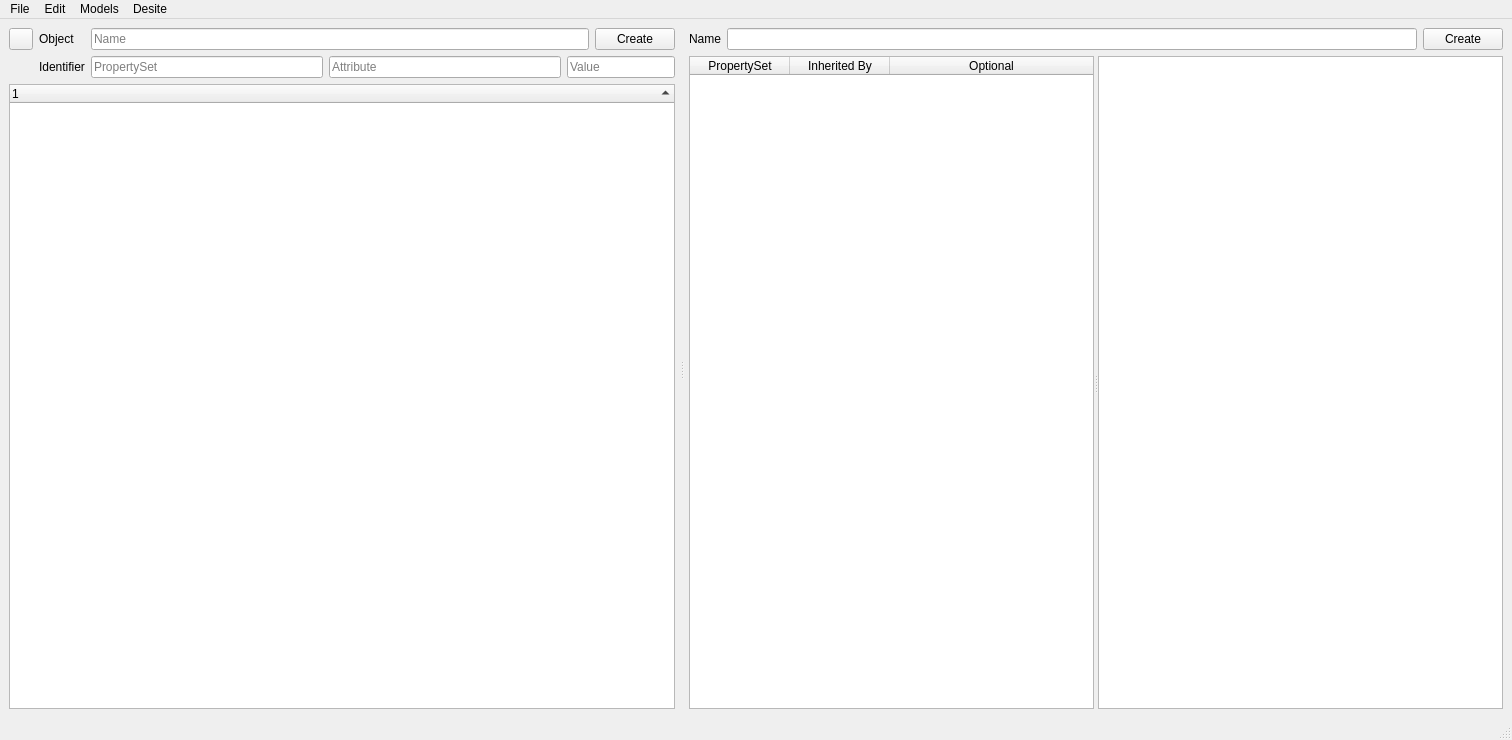
The window that som_gui/module/main_window/qt/MainWindow.ui (c-mellueh/SOM-Toolkit) describes before a commit, drawn with Qt 5.
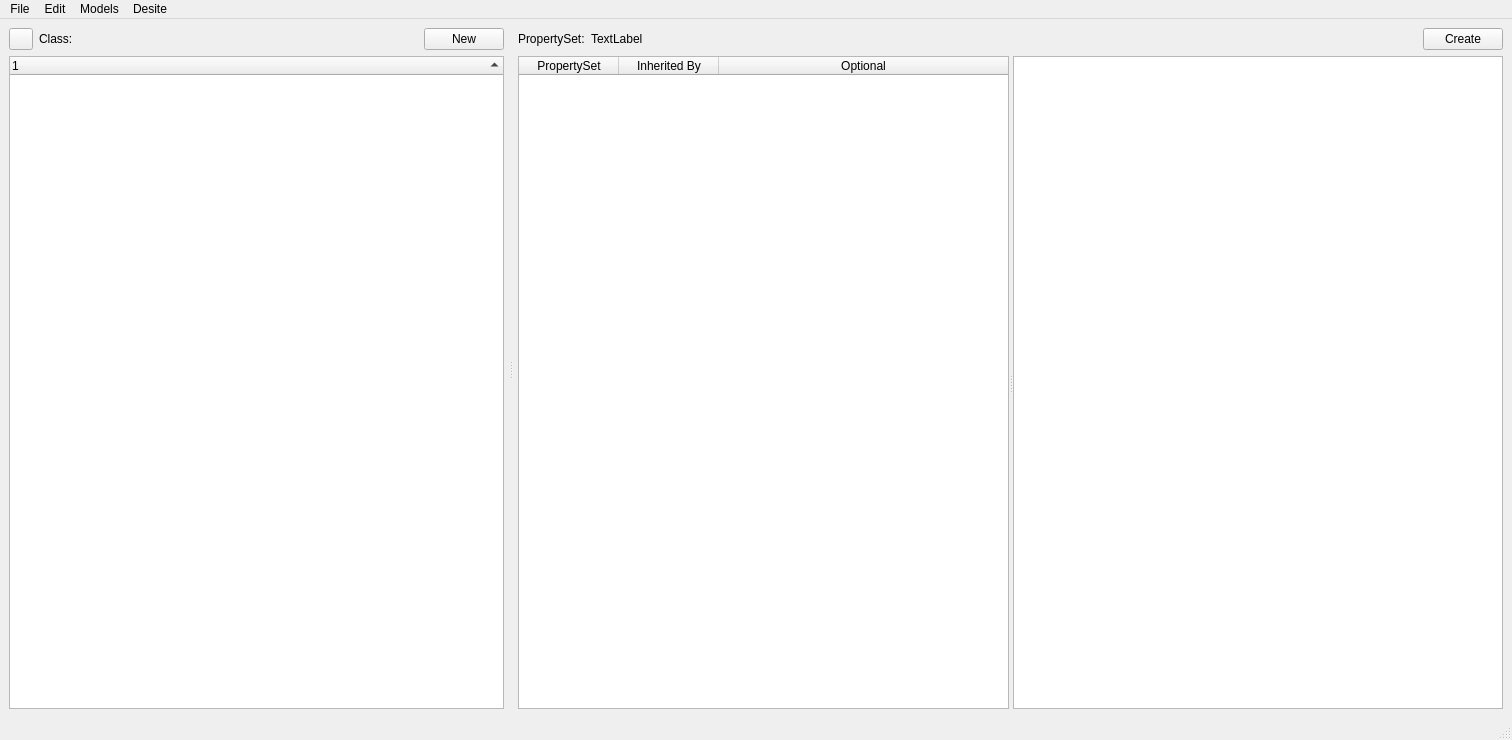
The same window after the commit. Icons and pictures are not drawn. Custom widgets are drawn as their Qt base class.

The edit to the form file:
```diff
--- a/som_gui/module/main_window/qt/MainWindow.ui
+++ b/som_gui/module/main_window/qt/MainWindow.ui
@@ -33,69 +33,8 @@
         </property>
         <item>
          <layout class="QGridLayout" name="gridLayout_objects">
-          <item row="0" column="5">
-           <widget class="QPushButton" name="button_objects_add">
-            <property name="text">
-             <string>Create</string>
-            </property>
-            <property name="autoDefault">
-             <bool>true</bool>
-            </property>
-           </widget>
-          </item>
-          <item row="0" column="2" colspan="3">
-           <layout class="QHBoxLayout" name="horizontalLayout_object_button">
-            <item>
-             <widget class="QLineEdit" name="line_edit_object_name">
-              <property name="sizePolicy">
-               <sizepolicy hsizetype="Expanding" vsizetype="Fixed">
-                <horstretch>0</horstretch>
-                <verstretch>0</verstretch>
-               </sizepolicy>
-              </property>
-              <property name="toolTip">
-               <string>Name of Object</string>
-              </property>
-              <property name="frame">
-               <bool>true</bool>
-              </property>
-              <property name="echoMode">
-               <enum>QLineEdit::EchoMode::Normal</enum>
-              </property>
-              <property name="placeholderText">
-               <string>Name</string>
-              </property>
-              <property name="clearButtonEnabled">
-               <bool>false</bool>
-              </property>
-             </widget>
-            </item>
-           </layout>
-          </item>
-          <item row="1" column="2">
-           <widget class="QLineEdit" name="lineEdit_ident_pSet">
-            <property name="sizePolicy">
-             <sizepolicy hsizetype="Expanding" vsizetype="Fixed">
-              <horstretch>0</horstretch>
-              <verstretch>0</verstretch>
-             </sizepolicy>
-            </property>
-            <property name="toolTip">
-             <string>Name of PropertySet which owns Identifier Attribute</string>
-            </property>
-            <property name="frame">
-             <bool>true</bool>
-            </property>
-            <property name="echoMode">
-             <enum>QLineEdit::EchoMode::Normal</enum>
-            </property>
-            <property name="placeholderText">
-             <string>PropertySet</string>
-            </property>
-           </widget>
-          </item>
           <item row="0" column="1">
-           <widget class="QLabel" name="label_object_name">
+           <widget class="QLabel" name="label_object">
             <property name="sizePolicy">
              <sizepolicy hsizetype="Preferred" vsizetype="Preferred">
               <horstretch>0</horstretch>
@@ -112,33 +51,18 @@
              <number>1</number>
             </property>
             <property name="text">
-             <string>Object</string>
+             <string>Class:</string>
             </property>
            </widget>
           </item>
-          <item row="1" column="3">
-           <widget class="QLineEdit" name="lineEdit_ident_property">
-            <property name="sizePolicy">
-             <sizepolicy hsizetype="Expanding" vsizetype="Fixed">
-              <horstretch>0</horstretch>
-              <verstretch>0</verstretch>
-             </sizepolicy>
+          <item row="0" column="3">
+           <widget class="QPushButton" name="button_objects_add">
+            <property name="text">
+             <string>New</string>
             </property>
-            <property name="toolTip">
-             <string>Name of Attribute which owns the identifier value</string>
-            </property>
-            <property name="frame">
+            <property name="autoDefault">
              <bool>true</bool>
             </property>
-            <property name="echoMode">
-             <enum>QLineEdit::EchoMode::Normal</enum>
-            </property>
-            <property name="placeholderText">
-             <string>Attribute</string>
-            </property>
-            <property name="cursorMoveStyle">
-             <enum>Qt::CursorMoveStyle::LogicalMoveStyle</enum>
-            </property>
            </widget>
           </item>
           <item row="0" column="0">
@@ -175,32 +99,16 @@
             </property>
            </widget>
           </item>
-          <item row="1" column="4" colspan="2">
-           <widget class="QLineEdit" name="lineEdit_ident_value">
-            <property name="toolTip">
-             <string>Needs to be unique!</string>
+          <item row="0" column="2">
+           <widget class="QLabel" name="label_object_name">
+            <property name="sizePolicy">
+             <sizepolicy hsizetype="Preferred" vsizetype="Preferred">
+              <horstretch>1</horstretch>
+              <verstretch>0</verstretch>
+             </sizepolicy>
             </property>
             <property name="text">
              <string/>
-            </property>
-            <property name="frame">
-             <bool>true</bool>
-            </property>
-            <property name="echoMode">
-             <enum>QLineEdit::EchoMode::Normal</enum>
-            </property>
-            <property name="placeholderText">
-             <string>Value</string>
-            </property>
-           </widget>
-          </item>
-          <item row="1" column="1">
-           <widget class="QLabel" name="label_Ident">
-            <property name="toolTip">
-             <string>The Identifier defines which Object is selected it needs to be unique!</string>
-            </property>
-            <property name="text">
-             <string>Identifier</string>
             </property>
            </widget>
           </item>
@@ -275,17 +183,20 @@
              </size>
             </property>
             <property name="text">
-             <string>Name</string>
+             <string>PropertySet:</string>
             </property>
            </widget>
           </item>
           <item>
-           <widget class="QLineEdit" name="lineEdit_pSet_name">
-            <property name="toolTip">
-             <string/>
+           <widget class="QLabel" name="label_pset_name">
+            <property name="sizePolicy">
+             <sizepolicy hsizetype="Preferred" vsizetype="Preferred">
+              <horstretch>1</horstretch>
+              <verstretch>0</verstretch>
+             </sizepolicy>
             </property>
-            <property name="frame">
-             <bool>true</bool>
+            <property name="text">
+             <string>TextLabel</string>
             </property>
            </widget>
           </item>
```
Left out of the diff: 7 changed lines with no effect on the pictures.
